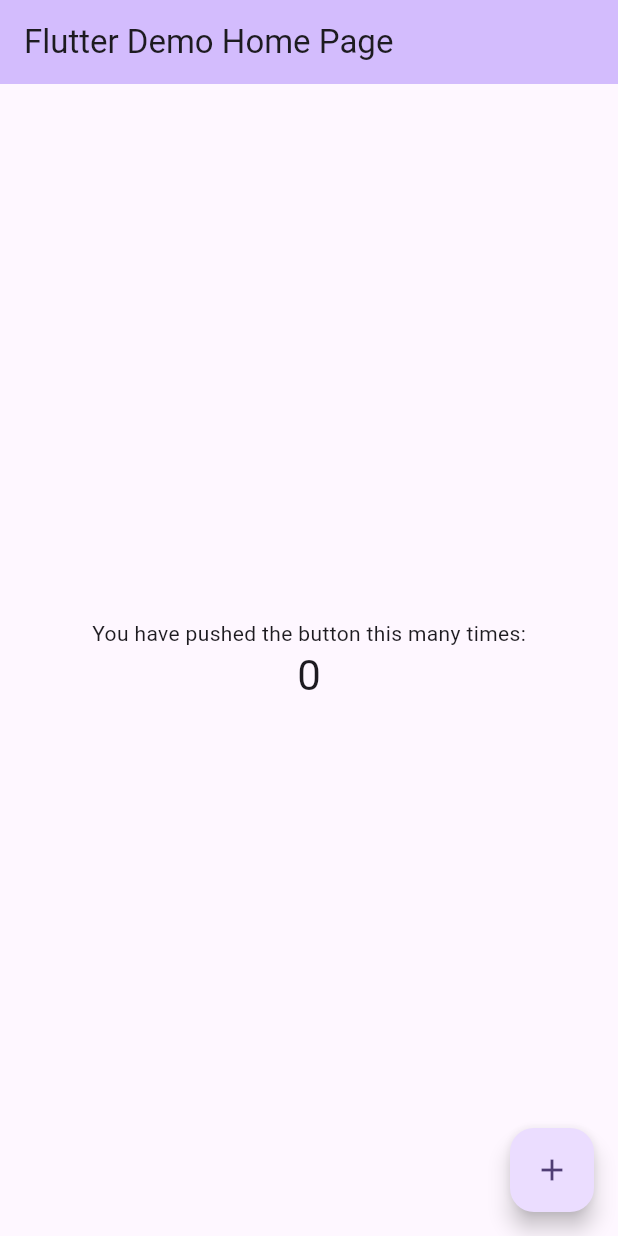
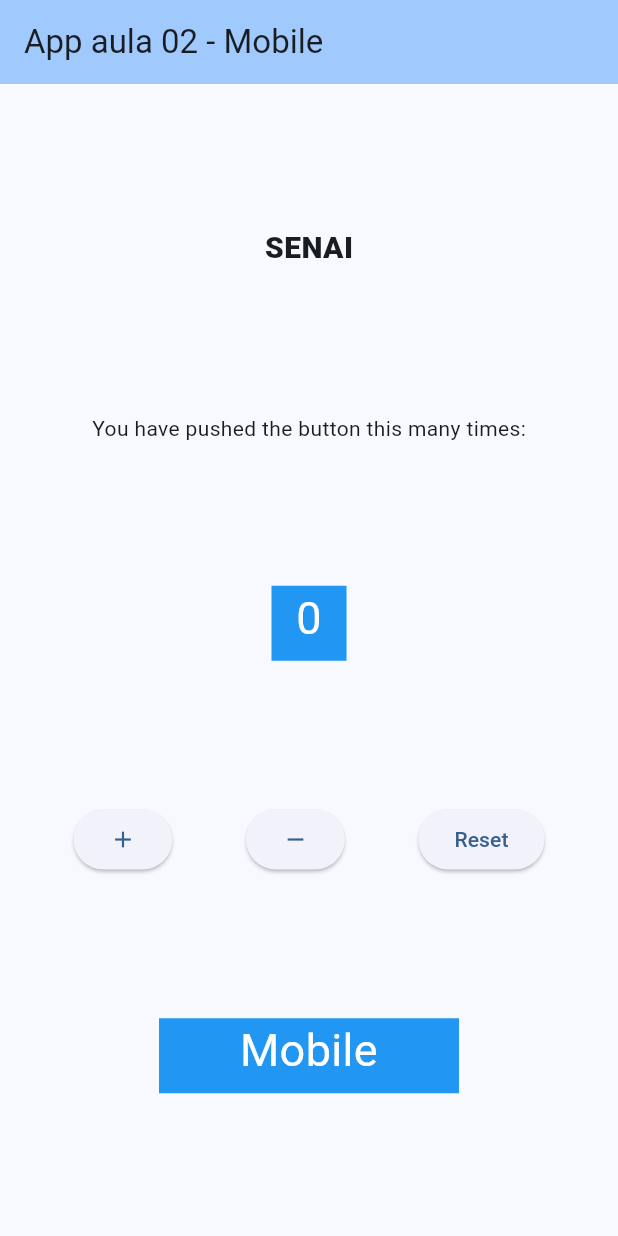
Before and after one commit to danielvieira95/Mobile-2026-1, a Flutter app: the screen it shows after launch, on a phone screen of 412 x 824 dp. Run offline on Flutter 3.47's test engine with Material 3 defaults, Android fonts, the phone set to English and light mode, and no system bars.

Commit message:
aula 02
primeiro app com Flutter

```diff
--- a/TurmaB/aula02/appaula02tb/lib/main.dart
+++ b/TurmaB/aula02/appaula02tb/lib/main.dart
@@ -11,6 +11,7 @@ class MyApp extends StatelessWidget {
   @override
   Widget build(BuildContext context) {
     return MaterialApp(
+      debugShowCheckedModeBanner: false,
       title: 'Flutter Demo',
       theme: ThemeData(
         // This is the theme of your application.
@@ -28,10 +29,10 @@ class MyApp extends StatelessWidget {
         //
         // This works for code too, not just values: Most code changes can be
         // tested with just a hot reload.
-        colorScheme: ColorScheme.fromSeed(seedColor: Colors.deepPurple),
+        colorScheme: ColorScheme.fromSeed(seedColor: Colors.blue),
         useMaterial3: true,
       ),
-      home: const MyHomePage(title: 'Flutter Demo Home Page'),
+      home: const MyHomePage(title: 'App aula 02 - Mobile'),
     );
   }
 }
@@ -65,9 +66,37 @@ class _MyHomePageState extends State<MyHomePage> {
       // _counter without calling setState(), then the build method would not be
       // called again, and so nothing would appear to happen.
       _counter++;
+
     });
   }
 
+   void _decrementCounter() {
+    setState(() {
+      // This call to setState tells the Flutter framework that something has
+      // changed in this State, which causes it to rerun the build method below
+      // so that the display can reflect the updated values. If we changed
+      // _counter without calling setState(), then the build method would not be
+      // called again, and so nothing would appear to happen.
+
+      if(_counter<=0){
+        _counter=0;
+      }
+      else{
+        _counter--;
+      }
+    });
+  }
+
+  void _reset() {
+    setState(() {
+      // This call to setState tells the Flutter framework that something has
+      // changed in this State, which causes it to rerun the build method below
+      // so that the display can reflect the updated values. If we changed
+      // _counter without calling setState(), then the build method would not be
+      // called again, and so nothing would appear to happen.
+      _counter=0;
+    });
+  }
   @override
   Widget build(BuildContext context) {
     // This method is rerun every time setState is called, for instance as done
@@ -103,23 +132,56 @@ class _MyHomePageState extends State<MyHomePage> {
           // TRY THIS: Invoke "debug painting" (choose the "Toggle Debug Paint"
           // action in the IDE, or press "p" in the console), to see the
           // wireframe for each widget.
-          mainAxisAlignment: MainAxisAlignment.center,
+          // mainAxisAligment posicionamento no centro
+          mainAxisAlignment: MainAxisAlignment.spaceEvenly,
           children: <Widget>[
+            // style seleciona o tipo da fonte, tamanho
+            Text('SENAI',style: TextStyle(fontSize: 20,
+            fontWeight: FontWeight.w800),),
             const Text(
               'You have pushed the button this many times:',
             ),
-            Text(
+            Container(
+           width: 50,
+           height: 50,
+           color: Colors.blue,
+           child: Text(
               '$_counter',
-              style: Theme.of(context).textTheme.headlineMedium,
+              style: TextStyle(color: Colors.white,fontSize: 30),
+
+              textAlign: TextAlign.center,
+
             ),
+            ),
+            Row(
+              mainAxisAlignment: MainAxisAlignment.spaceEvenly,
+              children: [
+
+                ElevatedButton(onPressed: _incrementCounter, child: Icon(Icons.add)),
+                ElevatedButton(onPressed: _decrementCounter, child: Icon(Icons.remove)),
+                 ElevatedButton(onPressed: _reset , child: Text('Reset')),
+              ],
+            ),
+            Container(
+           width: 200,
+           height: 50,
+           color: Colors.blue,
+           child: Text(
+              'Mobile',
+              style: TextStyle(color: Colors.white,fontSize: 30),
+
+              textAlign: TextAlign.center,
+
+            ),
+            ),
+
+
+
+
           ],
         ),
       ),
-      floatingActionButton: FloatingActionButton(
-        onPressed: _incrementCounter,
-        tooltip: 'Increment',
-        child: const Icon(Icons.add),
-      ), // This trailing comma makes auto-formatting nicer for build methods.
+
     );
   }
 }
```
